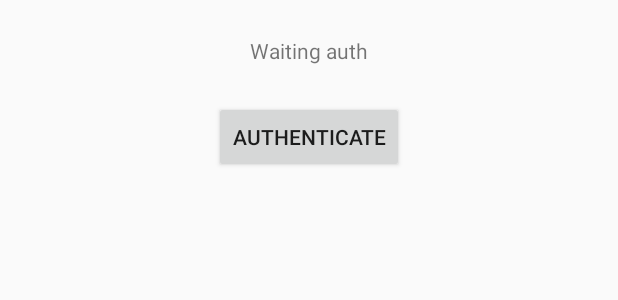
After one commit to jrandiny/pam-android-fingerprint, an Android app: the layout activity_auth.xml on its own in the app's theme, with its tools: preview values and no code run, on a phone screen of 412 x 824 dp. The commit adds this screen. Shown: the top 300 px of the screen. Run offline under Robolectric (Android 15) with nearby library versions, the phone set to English and light mode, and no system bars.

Commit message:
Add Auth activity

```diff
--- /dev/null
+++ b/Android/app/src/main/res/layout/activity_auth.xml
@@ -0,0 +1,28 @@
+<?xml version="1.0" encoding="utf-8"?>
+<android.support.constraint.ConstraintLayout
+    xmlns:android="http://schemas.android.com/apk/res/android"
+    xmlns:app="http://schemas.android.com/apk/res-auto"
+    xmlns:tools="http://schemas.android.com/tools"
+    android:layout_width="match_parent"
+    android:layout_height="match_parent">
+
+    <Button
+        android:id="@+id/authButton"
+        android:layout_width="wrap_content"
+        android:layout_height="wrap_content"
+        android:layout_marginTop="24dp"
+        android:text="@string/authenticate"
+        app:layout_constraintEnd_toEndOf="parent"
+        app:layout_constraintStart_toStartOf="parent"
+        app:layout_constraintTop_toBottomOf="@+id/descText" />
+
+    <TextView
+        android:id="@+id/descText"
+        android:layout_width="wrap_content"
+        android:layout_height="wrap_content"
+        android:layout_marginTop="24dp"
+        android:text="@string/waiting_auth"
+        app:layout_constraintEnd_toEndOf="parent"
+        app:layout_constraintStart_toStartOf="parent"
+        app:layout_constraintTop_toTopOf="parent" />
+</android.support.constraint.ConstraintLayout>
--- a/Android/app/src/main/res/values/strings.xml
+++ b/Android/app/src/main/res/values/strings.xml
@@ -4,4 +4,6 @@
     <string name="starting">Starting up</string>
     <string name="started">Started</string>
     <string name="dialog_text">Authenticate with your fingerprint</string>
+    <string name="authenticate">Authenticate</string>
+    <string name="waiting_auth">Waiting auth</string>
 </resources>
```
Also changed, not shown: Android/app/src/main/java/com/randiny_games/fingerprintauthenticator/AuthActivity.java (added, +50 -0 lines), Android/app/src/main/java/com/randiny_games/fingerprintauthenticator/MyHTTPD.java (+23 -1 lines), Android/app/src/main/java/com/randiny_games/fingerprintauthenticator/server.java (+5 -2 lines).
